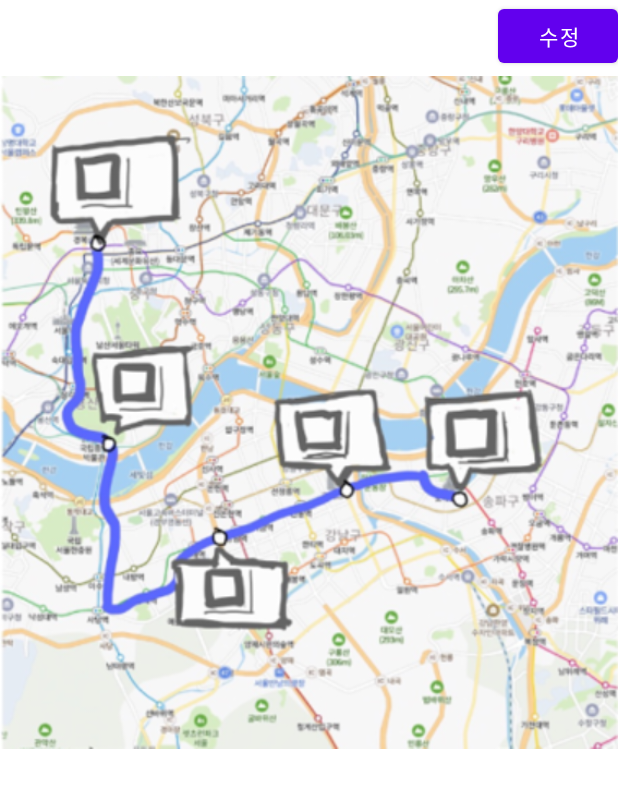
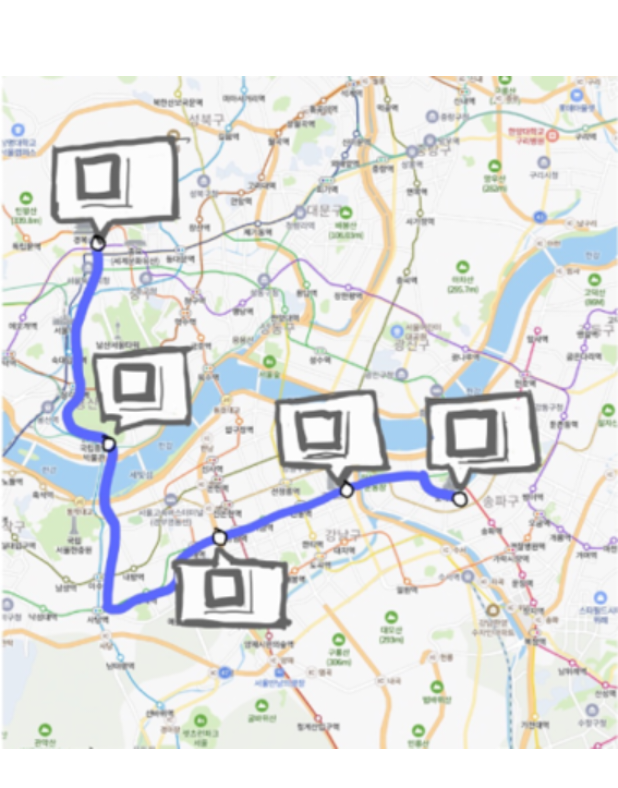
Before and after one commit to whdmsans/Trip-, an Android app: the layout home.xml on its own in the app's theme, with its tools: preview values and no code run, on a phone screen of 412 x 824 dp. Shown: the top 788 px of the screen. Run offline under Robolectric (Android 15) with nearby library versions, the phone set to English and light mode, and no system bars; network calls fail.

Commit message:
Main-color등록 및 홈 화면 수정 버튼 삭제, 화면의 상단바 구현, 상단바에 시간 표시 기능 추가

```diff
--- a/app/src/main/res/layout/home.xml
+++ b/app/src/main/res/layout/home.xml
@@ -9,15 +9,7 @@
     <LinearLayout
         android:layout_width="match_parent"
         android:layout_height="wrap_content"
-        android:gravity="right">
-        <!--수정 버튼-->
-        <Button
-            android:id="@+id/btn_R"
-            android:layout_width="80dp"
-            android:layout_height="wrap_content"
-            android:text="수정" />
-
-    </LinearLayout>
+        android:gravity="right"/>
     <!--    지도 그림-->
     <ImageView
         android:layout_width="match_parent"
--- a/app/src/main/res/values-night/themes.xml
+++ b/app/src/main/res/values-night/themes.xml
@@ -1,6 +1,6 @@
 <resources xmlns:tools="http://schemas.android.com/tools">
     <!-- Base application theme. -->
-    <style name="Theme.IntentExample" parent="Theme.MaterialComponents.DayNight.DarkActionBar">
+    <style name="Theme.IntentExample" parent="Theme.MaterialComponents.Light.NoActionBar"><!--    테마 수정-->
         <!-- Primary brand color. -->
         <item name="colorPrimary">@color/purple_200</item>
         <item name="colorPrimaryVariant">@color/purple_700</item>
--- a/app/src/main/res/values/colors.xml
+++ b/app/src/main/res/values/colors.xml
@@ -7,4 +7,6 @@
     <color name="teal_700">#FF018786</color>
     <color name="black">#FF000000</color>
     <color name="white">#FFFFFFFF</color>
+<!--메인컬러 지정-->
+    <color name="main_color">#00C5FF</color>
 </resources>
--- a/app/src/main/res/values/themes.xml
+++ b/app/src/main/res/values/themes.xml
@@ -1,6 +1,6 @@
 <resources xmlns:tools="http://schemas.android.com/tools">
     <!-- Base application theme. -->
-    <style name="Theme.IntentExample" parent="Theme.MaterialComponents.DayNight.DarkActionBar">
+    <style name="Theme.IntentExample" parent="Theme.MaterialComponents.Light.NoActionBar"><!--    테마 수정-->
         <!-- Primary brand color. -->
         <item name="colorPrimary">@color/purple_500</item>
         <item name="colorPrimaryVariant">@color/purple_700</item>
```
Also changed, not shown: app/src/main/java/com/example/intentexample/MainActivity.java (+22 -3 lines), app/src/main/res/layout/activity_main.xml (+30 -1 lines).
